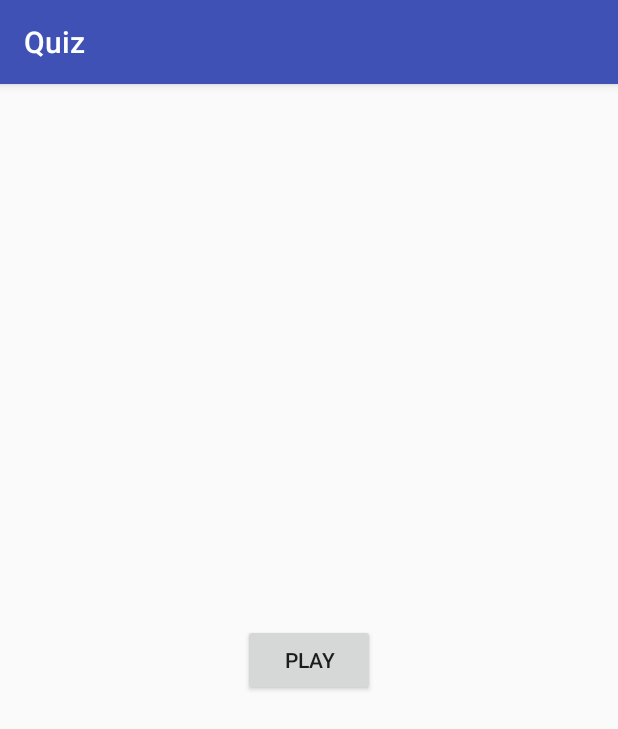
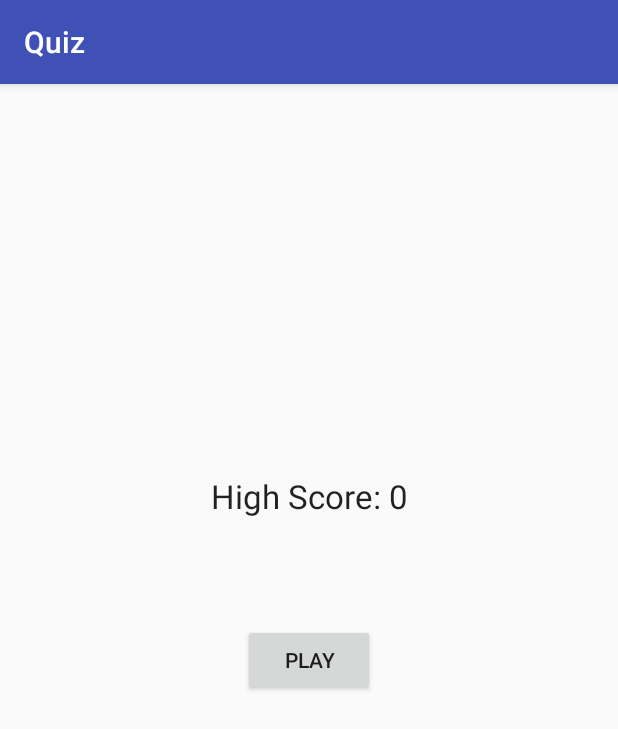
Before and after one commit to evandromurilo/quiz_android, an Android app: the screen it shows after launch (MainActivity), on a phone screen of 412 x 824 dp. Shown: the top 729 px of the screen. Run offline under Robolectric (Android 15) with nearby library versions, the phone set to English and light mode, and no system bars.

Commit message:
add High Score

```diff
--- a/app/src/main/java/com/evandromurilo/quiz/GameActivity.java
+++ b/app/src/main/java/com/evandromurilo/quiz/GameActivity.java
@@ -154,8 +154,9 @@ public class GameActivity extends AppCompatActivity implements View.OnClickListe
         }
 
         if (currLives < 0) {
-            Intent i = new Intent(this, MainActivity.class);
-            startActivity(i);
+            Intent intent = new Intent(this, WinActivity.class);
+            intent.putExtra("score", currScore);
+            startActivity(intent);
         }
         else {
             setQuestion();
--- a/app/src/main/java/com/evandromurilo/quiz/MainActivity.java
+++ b/app/src/main/java/com/evandromurilo/quiz/MainActivity.java
@@ -1,17 +1,32 @@
 package com.evandromurilo.quiz;
 
 import android.content.Intent;
+import android.content.SharedPreferences;
 import android.support.v7.app.AppCompatActivity;
 import android.os.Bundle;
 import android.view.View;
 import android.widget.Button;
+import android.widget.TextView;
 
 public class MainActivity extends AppCompatActivity implements View.OnClickListener {
+    SharedPreferences prefs;
+    String dataName = "quizData";
+    String scoreName = "highScore";
+
+    TextView textHiScore;
+    int hiScore;
+    int defaultHiScore = 0;
 
     @Override
     protected void onCreate(Bundle savedInstanceState) {
         super.onCreate(savedInstanceState);
         setContentView(R.layout.activity_main);
+
+        prefs = getSharedPreferences(dataName, MODE_PRIVATE);
+        hiScore = prefs.getInt(scoreName, defaultHiScore);
+
+        textHiScore = (TextView)findViewById(R.id.textHiScore);
+        textHiScore.setText("High Score: " + hiScore);
 
         Button buttonPlay = (Button)findViewById(R.id.buttonPlay);
         buttonPlay.setOnClickListener(this);
--- a/app/src/main/res/layout/activity_main.xml
+++ b/app/src/main/res/layout/activity_main.xml
@@ -20,4 +20,20 @@
         app:layout_constraintRight_toRightOf="parent"
         app:layout_constraintTop_toTopOf="parent"
         app:layout_constraintVertical_bias="0.5" />
+
+    <TextView
+        android:id="@+id/textHiScore"
+        android:layout_width="wrap_content"
+        android:layout_height="wrap_content"
+        android:layout_marginBottom="8dp"
+        android:layout_marginLeft="8dp"
+        android:layout_marginRight="8dp"
+        android:layout_marginTop="8dp"
+        android:text="High Score: 999"
+        android:textAppearance="@style/TextAppearance.AppCompat.Large"
+        app:layout_constraintBottom_toTopOf="@+id/buttonPlay"
+        app:layout_constraintLeft_toLeftOf="parent"
+        app:layout_constraintRight_toRightOf="parent"
+        app:layout_constraintTop_toTopOf="parent"
+        app:layout_constraintVertical_bias="0.8" />
 </android.support.constraint.ConstraintLayout>
--- a/app/src/main/res/layout/activity_win.xml
+++ b/app/src/main/res/layout/activity_win.xml
@@ -14,7 +14,7 @@
         android:layout_marginLeft="8dp"
         android:layout_marginRight="8dp"
         android:layout_marginTop="8dp"
-        android:text="You Win!"
+        android:text="Game Over"
         android:textColor="@color/colorPrimary"
         android:textSize="30sp"
         app:layout_constraintBottom_toBottomOf="parent"
```
Also changed, not shown: app/src/main/java/com/evandromurilo/quiz/WinActivity.java (+22 -1 lines).
